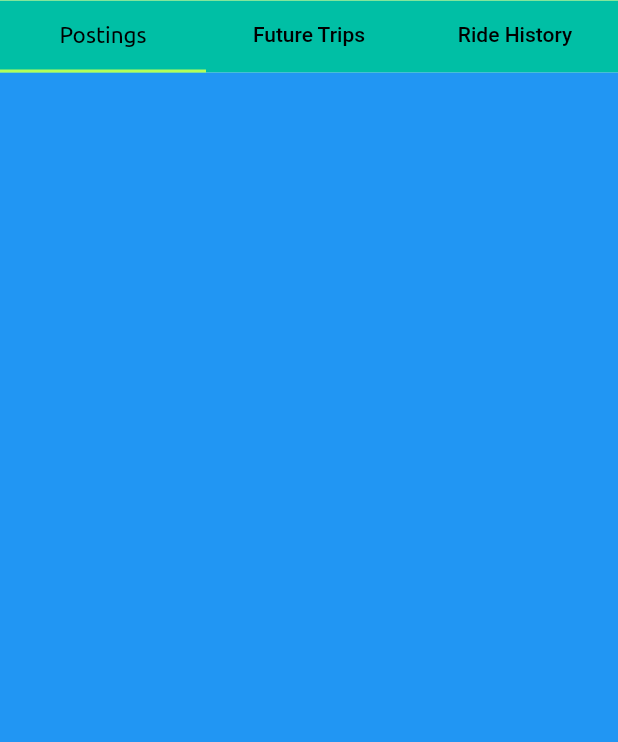
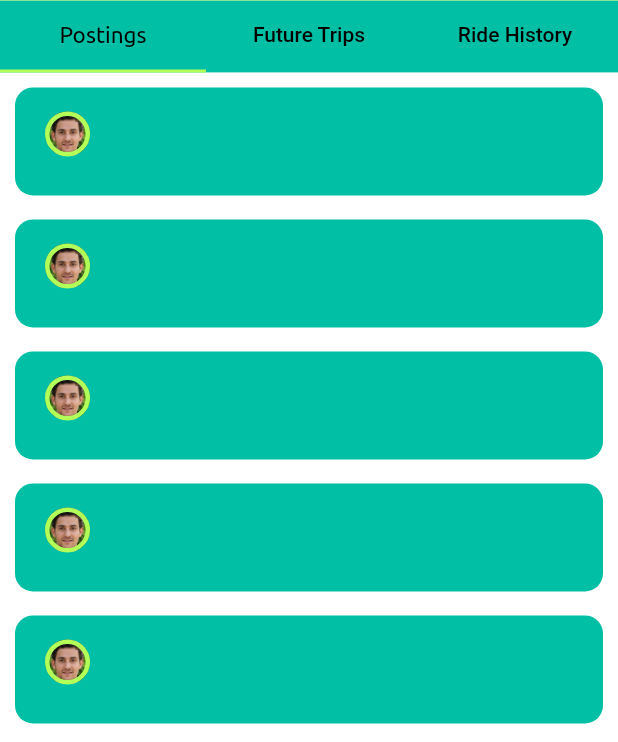
Before and after one commit to UF-Ride-Share-App/UF-Ride-Share-App, a Flutter app: the Profile screen opened directly, on a phone screen of 412 x 824 dp, the part 494-1236 px from its top. Run offline on Flutter 3.47's test engine with Material 2 defaults, Android fonts, the phone set to English and light mode, and no system bars; our stand-ins replace firebase_auth, google_sign_in; accounts and stored records are empty; project files that could hold a hidden picture were left out.

Commit message:
Got the list of cards and a prompt to appear when clicked

```diff
--- a/lib/components/ride_card.dart
+++ b/lib/components/ride_card.dart
@@ -0,0 +1,54 @@
+import 'package:flutter/cupertino.dart';
+import 'package:flutter/material.dart';
+import 'ride_card_prompt.dart';
+
+class RideCard extends StatelessWidget {
+  @override
+  Widget build(BuildContext context) {
+    return ListView.separated(
+      separatorBuilder: (context, index) => Divider(
+        color: Colors.white,
+      ),
+      itemCount: 5,
+      itemBuilder: (BuildContext context, int index) {
+        return Container(
+          child: CupertinoButton(
+            color: Colors.tealAccent[700],
+            onPressed: () {
+              // print('pressed');
+              RideCartPrompt().createDialog(context);
+            },
+            child: Container(
+              width: MediaQuery.of(context).size.width,
+              height: 40.0,
+              child: Column(
+                children: <Widget>[
+                  Row(
+                    mainAxisAlignment: MainAxisAlignment.start,
+                    crossAxisAlignment: CrossAxisAlignment.start,
+                    children: <Widget>[
+                      Container(
+                        width: 30.0,
+                        height: 30.0,
+                        decoration: new BoxDecoration(
+                          image: new DecorationImage(
+                            image: AssetImage('assets/images/sampleProfile.jpeg'),
+                          ),
+                          borderRadius: BorderRadius.circular(30.0),
+                          border: Border.all(
+                            color: Colors.lightGreenAccent,
+                            width: 3,
+                          ),
+                        ),
+                      ),
+                    ],
+                  ),
+                ],
+              ),
+            ),
+          ),
+        );
+      },
+    );
+  }
+}
--- a/lib/ui/profile/postings.dart
+++ b/lib/ui/profile/postings.dart
@@ -1,4 +1,5 @@
 import 'package:flutter/material.dart';
+import '../../components/ride_card.dart';
 
 class Postings extends StatelessWidget{
 
@@ -8,11 +9,11 @@ class Postings extends StatelessWidget{
     return SizedBox(
       width: MediaQuery.of(context).size.width,
       height: MediaQuery.of(context).size.height,
-      child: SingleChildScrollView(
-        child: Container(
-          color: Colors.blue,
-          height: MediaQuery.of(context).size.height,
-        ),
+      child: Container(
+        padding: EdgeInsets.fromLTRB(10, 10, 10, 10),
+        color: Colors.white,
+        height: MediaQuery.of(context).size.height,
+        child: RideCard(),
       ),
     );
   }
--- a/lib/ui/profile/profile.dart
+++ b/lib/ui/profile/profile.dart
@@ -73,7 +73,7 @@ class _ProfileMainHeader extends State<Profile> {
                 ),
                 pinned: true,
               ),
-              //SliverFillRemaining(),
+              // SliverFillRemaining(),
             ];
           },
           body: TabBarView(children: [
```
Also changed, not shown: lib/components/ride_card_prompt.dart (added, +31 -0 lines), lib/ui/profile/history.dart (+6 -5 lines).
